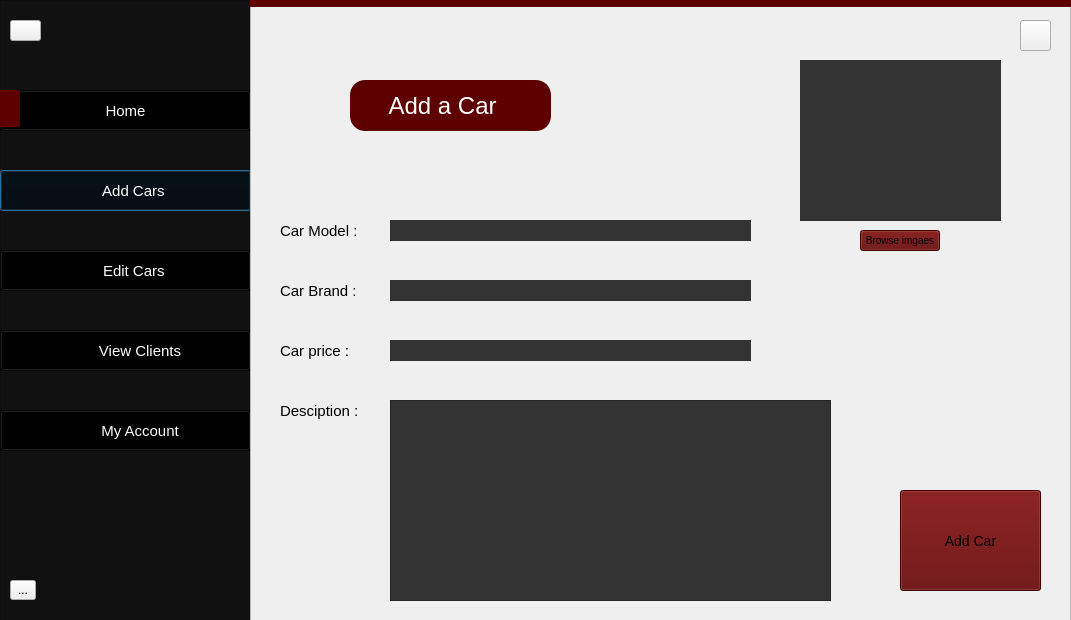
Above: YES-Car-Rentals/central_addcars.ui from Sickojo/Yes-Car-Rentals before the change. Below: the same form after it.
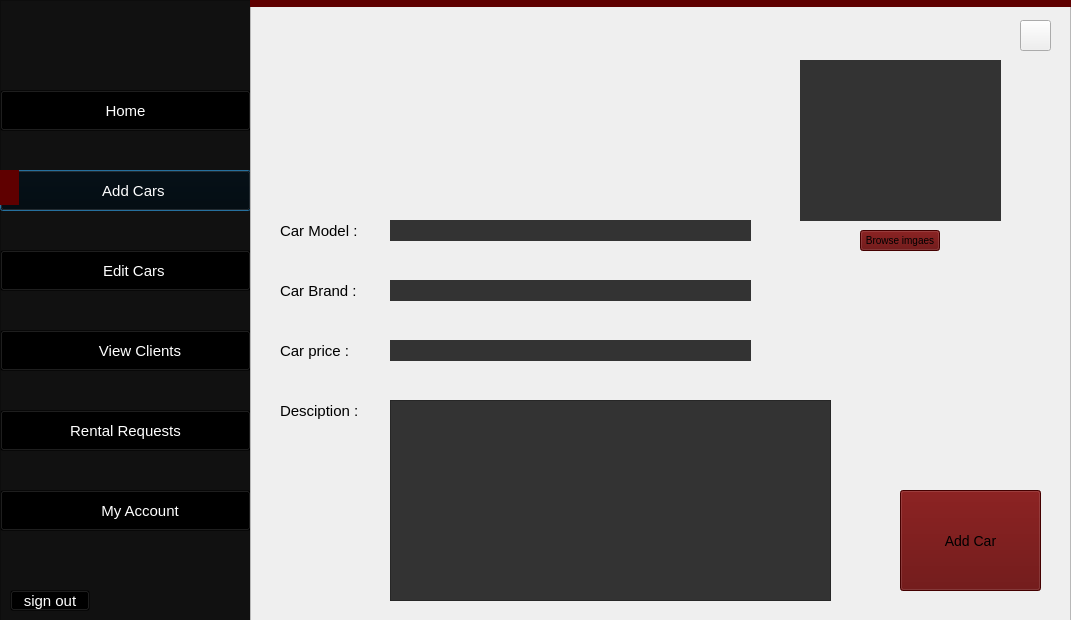
That is the form after the change. Icons and pictures are not drawn.

```diff
--- a/YES-Car-Rentals/central_addcars.ui
+++ b/YES-Car-Rentals/central_addcars.ui
@@ -38,7 +38,7 @@
         color:#ffffff;
 }
 
-QPushButton#HomeButton:hover, QPushButton#AddCars:hover,  QPushButton#EditCars:hover, QPushButton#MyAccount:hover, QPushButton#ViewClients:hover
+QPushButton#HomeButton:hover, QPushButton#AddCars:hover,  QPushButton#EditCars:hover, QPushButton#MyAccount:hover, QPushButton#ViewClients:hover,QPushButton#Rental:hover,QPushButton#signout:hover
 {
         font-size:15px;
         background:#222;
@@ -61,9 +61,9 @@
     <property name="geometry">
      <rect>
       <x>0</x>
-      <y>90</y>
-      <width>20</width>
-      <height>37</height>
+      <y>170</y>
+      <width>19</width>
+      <height>35</height>
      </rect>
     </property>
     <property name="styleSheet">
@@ -99,42 +99,13 @@
      <string>    Edit Cars</string>
     </property>
    </widget>
-   <widget class="QToolButton" name="toolButton">
-    <property name="geometry">
-     <rect>
-      <x>10</x>
-      <y>580</y>
-      <width>26</width>
-      <height>20</height>
-     </rect>
-    </property>
-    <property name="text">
-     <string>...</string>
-    </property>
-   </widget>
-   <widget class="QToolButton" name="toolButton_2">
-    <property name="geometry">
-     <rect>
-      <x>10</x>
-      <y>20</y>
-      <width>31</width>
-      <height>21</height>
-     </rect>
-    </property>
-    <property name="styleSheet">
-     <string notr="true">border-image:url(L:/UNI/Projects/Project one/Grind/Project/QT/data/icons/home.png)0 0 0 0 stretch stretch;</string>
-    </property>
-    <property name="text">
-     <string/>
-    </property>
-   </widget>
    <widget class="QLabel" name="label_3">
     <property name="geometry">
      <rect>
       <x>20</x>
       <y>90</y>
-      <width>41</width>
-      <height>31</height>
+      <width>35</width>
+      <height>35</height>
      </rect>
     </property>
     <property name="text">
@@ -158,7 +129,7 @@
     <property name="geometry">
      <rect>
       <x>0</x>
-      <y>410</y>
+      <y>490</y>
       <width>251</width>
       <height>41</height>
      </rect>
@@ -180,6 +151,98 @@
      <string>       View Clients</string>
     </property>
    </widget>
+   <widget class="QLabel" name="label_4">
+    <property name="geometry">
+     <rect>
+      <x>20</x>
+      <y>170</y>
+      <width>35</width>
+      <height>35</height>
+     </rect>
+    </property>
+    <property name="text">
+     <string/>
+    </property>
+   </widget>
+   <widget class="QLabel" name="label_5">
+    <property name="geometry">
+     <rect>
+      <x>20</x>
+      <y>250</y>
+      <width>35</width>
+      <height>35</height>
+     </rect>
+    </property>
+    <property name="text">
+     <string/>
+    </property>
+   </widget>
+   <widget class="QLabel" name="label_6">
+    <property name="geometry">
+     <rect>
+      <x>20</x>
+      <y>330</y>
+      <width>35</width>
+      <height>35</height>
+     </rect>
+    </property>
+    <property name="text">
+     <string/>
+    </property>
+   </widget>
+   <widget class="QLabel" name="label_7">
+    <property name="geometry">
+     <rect>
+      <x>20</x>
+      <y>410</y>
+      <width>35</width>
+      <height>35</height>
+     </rect>
+    </property>
+    <property name="text">
+     <string/>
+    </property>
+   </widget>
+   <widget class="QPushButton" name="Rental">
+    <property name="geometry">
+     <rect>
+      <x>0</x>
+      <y>410</y>
+      <width>251</width>
+      <height>41</height>
+     </rect>
+    </property>
+    <property name="text">
+     <string>Rental Requests</string>
+    </property>
+   </widget>
+   <widget class="QLabel" name="label_8">
+    <property name="geometry">
+     <rect>
+      <x>20</x>
+      <y>490</y>
+      <width>35</width>
+      <height>35</height>
+     </rect>
+    </property>
+    <property name="text">
+     <string/>
+    </property>
+   </widget>
+   <widget class="QPushButton" name="signout">
+    <property name="geometry">
+     <rect>
+      <x>10</x>
+      <y>590</y>
+      <width>80</width>
+      <height>21</height>
+     </rect>
+    </property>
+    <property name="text">
+     <string>sign out</string>
+    </property>
+   </widget>
+   <zorder>Rental</zorder>
    <zorder>AddCars</zorder>
    <zorder>EditCars</zorder>
    <zorder>toolButton</zorder>
@@ -200,13 +263,7 @@
     </rect>
    </property>
    <property name="styleSheet">
-    <string notr="true">QLabel#addcarlbl
-{
-	font-size:24px;
-	color:white;
-	background-color:#5F0000;
-	border-radius:15px;
-}
+    <string notr="true">
 
 QLabel#WarningLbl
 {
@@ -347,14 +404,20 @@
    <widget class="QLabel" name="addcarlbl">
     <property name="geometry">
      <rect>
-      <x>100</x>
-      <y>80</y>
-      <width>201</width>
-      <height>51</height>
+      <x>-20</x>
+      <y>0</y>
+      <width>471</width>
+      <height>241</height>
      </rect>
     </property>
     <property name="text">
-     <string>      Add a Car</string>
+     <string/>
+    </property>
+    <property name="pixmap">
+     <pixmap resource="Resources.qrc">:/res/data/images/Loko.png</pixmap>
+    </property>
+    <property name="scaledContents">
+     <bool>true</bool>
     </property>
    </widget>
    <widget class="QLineEdit" name="CarModelLineEdite">
```
Left out of the diff: 20 changed lines with no effect on the pictures.
